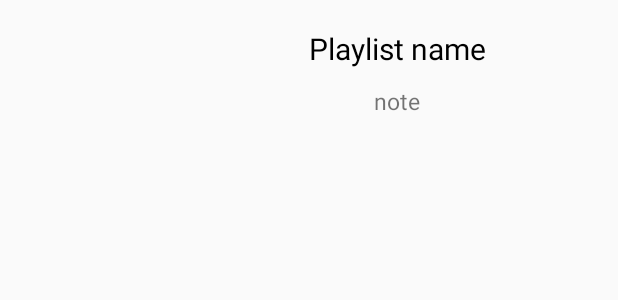
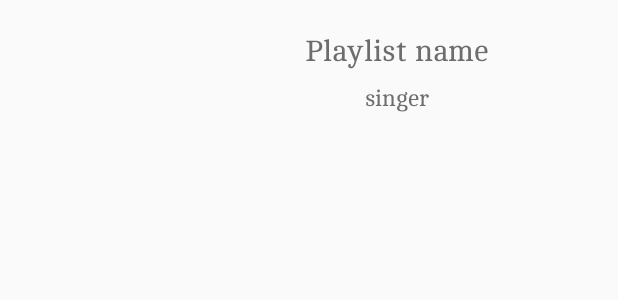
Before and after one commit to Ashish2000L/music_streamer, an Android app: the layout custom_playlist.xml on its own in the app's theme, with its tools: preview values and no code run, on a phone screen of 412 x 824 dp. Shown: the top 300 px of the screen. Run offline under Robolectric (Android 15) with nearby library versions, the phone set to English and light mode, and no system bars; network calls fail.

Commit message:
changed text font

```diff
--- a/app/src/main/res/layout/activity_main.xml
+++ b/app/src/main/res/layout/activity_main.xml
@@ -99,7 +99,6 @@
         android:layout_width="wrap_content"
         android:layout_height="match_parent"
         android:id="@+id/navmenu"
-        app:menu="@menu/iconmenu"
         android:layout_gravity="start"
         app:itemTextColor="@android:color/white"
         android:background="@drawable/nav_color"
@@ -119,4 +118,5 @@
 
     </com.google.android.material.navigation.NavigationView>
     <!--        android:layout_marginTop="55dp"-->
+    <!--        app:menu="@menu/iconmenu"-->
 </androidx.drawerlayout.widget.DrawerLayout>
--- a/app/src/main/res/layout/custom_make_custom_playlist.xml
+++ b/app/src/main/res/layout/custom_make_custom_playlist.xml
@@ -26,9 +26,9 @@
                 android:id="@+id/song_name"
                 android:layout_width="match_parent"
                 android:layout_height="wrap_content"
-                android:fontFamily="@font/cambo"
                 android:textAlignment="center"
                 android:textSize="20sp"
+                android:fontFamily="@font/cambo"
                 android:textColor="#6E6C6C"
                 tools:text="Song name" />
             <TextView
--- a/app/src/main/res/layout/custom_playlist.xml
+++ b/app/src/main/res/layout/custom_playlist.xml
@@ -1,5 +1,6 @@
 <?xml version="1.0" encoding="utf-8"?>
 <LinearLayout xmlns:android="http://schemas.android.com/apk/res/android"
+    xmlns:tools="http://schemas.android.com/tools"
     android:orientation="vertical" android:layout_width="match_parent"
     android:layout_height="match_parent"
     android:padding="5dp">
@@ -29,23 +30,26 @@
             <TextView
                 android:layout_width="match_parent"
                 android:layout_height="wrap_content"
-                android:text="Playlist name"
+                tools:text="Playlist name"
                 android:gravity="center"
                 android:textSize="20sp"
                 android:id="@+id/playlist_name"
                 android:paddingTop="5dp"
-                android:textColor="#000"
+                android:fontFamily="@font/cambo"
+                android:textColor="#6E6C6C"
                 android:singleLine="true"
                 android:paddingBottom="5dp"
                 />
             <TextView
                 android:layout_width="match_parent"
                 android:layout_height="wrap_content"
-                android:text="note"
+                tools:text="singer"
                 android:textSize="15sp"
                 android:id="@+id/note_playlist"
                 android:gravity="center"
                 android:singleLine="true"
+                android:fontFamily="@font/cambo"
+                android:textColor="#6E6C6C"
                 android:fadingEdge="horizontal"
                 android:paddingTop="5dp"
                 android:paddingBottom="5dp"
```
